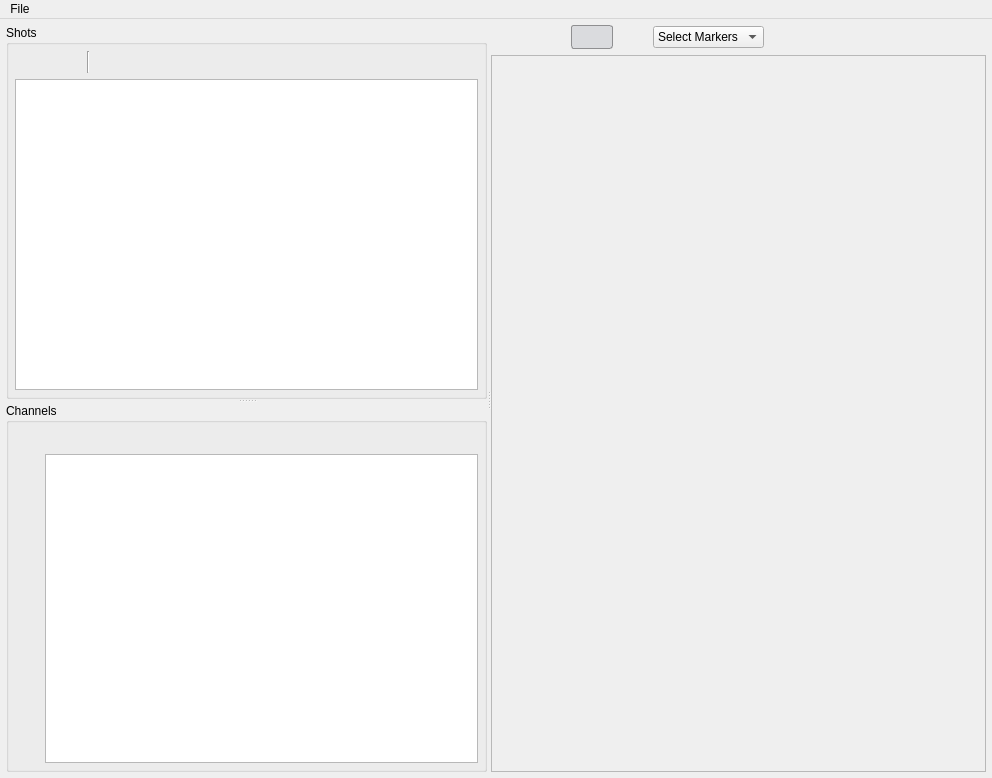
Before: the Qt Designer form main.ui in labscript-suite/runviewer, drawn with Qt 5.
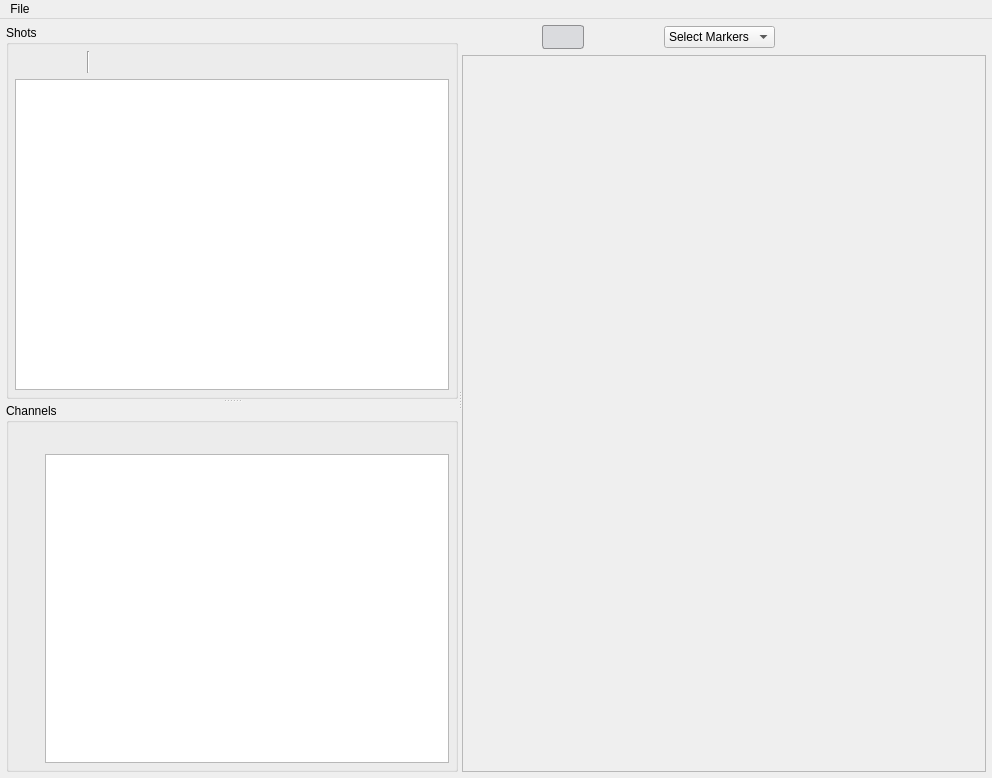
After: the same form once the commit is applied. Icons and pictures are not drawn.

Commit message: New-Nonlinear-time: Made new buttons for setting time scaling in preparation for move to new nonlinear time mode

What changed in the file:
```diff
--- a/main.ui
+++ b/main.ui
@@ -447,10 +447,20 @@
           <item>
            <widget class="QPushButton" name="non_linear_time">
             <property name="toolTip">
-             <string>Nonlinear Time</string>
+             <string>Reset time axis</string>
+            </property>
+            <property name="text">
+             <string/>
+            </property>
+           </widget>
+          </item>
+          <item>
+           <widget class="QPushButton" name="equal_space_time">
+            <property name="toolTip">
+             <string>Space markers evenly</string>
             </property>
             <property name="checkable">
-             <bool>true</bool>
+             <bool>false</bool>
             </property>
            </widget>
           </item>
@@ -575,8 +585,8 @@
                  <rect>
                   <x>0</x>
                   <y>0</y>
-                  <width>365</width>
-                  <height>701</height>
+                  <width>481</width>
+                  <height>706</height>
                  </rect>
                 </property>
                 <layout class="QVBoxLayout" name="verticalLayout_5">
```
Left out of the diff: 8 changed lines with no effect on the pictures. The commit also changes 1 other file.
